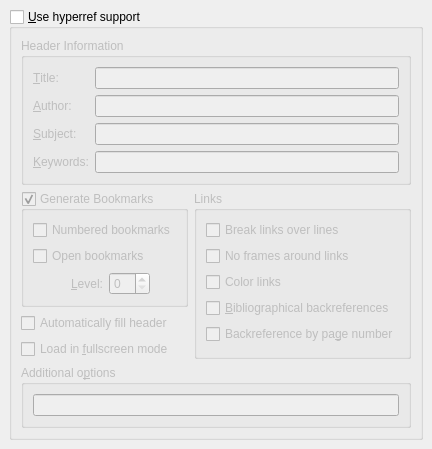
First picture: the form in src/frontends/qt4/ui/PDFSupportUi.ui, repository cburschka/lyx, before the edit.
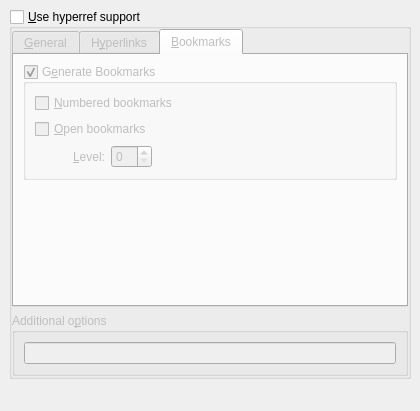
Second picture: the form after the edit. The open tabs and pages were chosen to show the change.

Commit message: cosmetics to the document dialog.

The edit to the form file:
```diff
--- a/src/frontends/qt4/ui/PDFSupportUi.ui
+++ b/src/frontends/qt4/ui/PDFSupportUi.ui
@@ -8,8 +8,8 @@
    <rect>
     <x>0</x>
     <y>0</y>
-    <width>427</width>
-    <height>414</height>
+    <width>420</width>
+    <height>411</height>
    </rect>
   </property>
   <property name="windowTitle" >
@@ -22,6 +22,19 @@
    <property name="spacing" >
     <number>6</number>
    </property>
+   <item row="1" column="0" >
+    <spacer>
+     <property name="orientation" >
+      <enum>Qt::Vertical</enum>
+     </property>
+     <property name="sizeHint" >
+      <size>
+       <width>20</width>
+       <height>31</height>
+      </size>
+     </property>
+    </spacer>
+   </item>
    <item row="0" column="0" >
     <widget class="QGroupBox" name="use_hyperrefGB" >
      <property name="focusPolicy" >
@@ -41,22 +54,111 @@
      </property>
      <layout class="QGridLayout" >
       <property name="margin" >
+       <number>0</number>
+      </property>
+      <property name="spacing" >
+       <number>6</number>
+      </property>
+      <item row="1" column="0" >
+       <widget class="QGroupBox" name="groupBox_3" >
+        <property name="title" >
+         <string>Additional o&amp;ptions</string>
+        </property>
+        <property name="flat" >
+         <bool>false</bool>
+        </property>
+        <property name="checkable" >
+         <bool>false</bool>
+        </property>
+        <property name="checked" >
+         <bool>false</bool>
+        </property>
+        <layout class="QGridLayout" >
+         <property name="margin" >
+          <number>9</number>
+         </property>
+         <property name="spacing" >
+          <number>6</number>
+         </property>
+         <item row="0" column="0" >
+          <widget class="QLineEdit" name="optionsLE" >
+           <property name="sizePolicy" >
+            <sizepolicy>
+             <hsizetype>7</hsizetype>
+             <vsizetype>0</vsizetype>
+             <horstretch>0</horstretch>
+             <verstretch>0</verstretch>
+            </sizepolicy>
+           </property>
+           <property name="toolTip" >
+            <string>e.g.: pdfstartview=XYZ, plainpages=false, pdfpagelabels</string>
+           </property>
+          </widget>
+         </item>
+        </layout>
+       </widget>
+      </item>
+      <item row="0" column="0" >
+       <widget class="QTabWidget" name="tabWidget" >
+        <property name="currentIndex" >
+         <number>0</number>
+        </property>
+        <widget class="QWidget" name="tab" >
+         <attribute name="title" >
+          <string>&amp;General</string>
+         </attribute>
+         <layout class="QGridLayout" >
+          <property name="margin" >
        <number>9</number>
       </property>
       <property name="spacing" >
        <number>6</number>
       </property>
       <item row="2" column="0" >
+           <spacer>
+            <property name="orientation" >
+             <enum>Qt::Vertical</enum>
+            </property>
+            <property name="sizeHint" >
+             <size>
+              <width>20</width>
+              <height>40</height>
+             </size>
+            </property>
+           </spacer>
+          </item>
+          <item row="1" column="1" >
+           <spacer>
+            <property name="orientation" >
+             <enum>Qt::Horizontal</enum>
+            </property>
+            <property name="sizeHint" >
+             <size>
+              <width>181</width>
+              <height>41</height>
+             </size>
+            </property>
+           </spacer>
+          </item>
+          <item row="1" column="0" >
+           <layout class="QVBoxLayout" >
+            <property name="margin" >
+             <number>0</number>
+            </property>
+            <property name="spacing" >
+             <number>6</number>
+            </property>
+            <item>
        <widget class="QCheckBox" name="pdfusetitleCB" >
         <property name="toolTip" >
          <string>If not stated explicitly, fill title and author from appropriate environments</string>
         </property>
         <property name="text" >
-         <string>Automatically fill header</string>
+               <string>Automatically fi&amp;ll header</string>
         </property>
        </widget>
       </item>
-      <item row="3" column="0" >
+            <item>
        <widget class="QCheckBox" name="fullscreenCB" >
         <property name="toolTip" >
          <string>Enable fullscreen PDF presentation</string>
@@ -66,92 +168,7 @@
         </property>
        </widget>
       </item>
-      <item row="1" column="0" >
-       <widget class="QGroupBox" name="bookmarksGB" >
-        <property name="title" >
-         <string>Generate Bookmarks</string>
-        </property>
-        <property name="checkable" >
-         <bool>true</bool>
-        </property>
-        <property name="checked" >
-         <bool>true</bool>
-        </property>
-        <layout class="QGridLayout" >
-         <property name="margin" >
-          <number>9</number>
-         </property>
-         <property name="spacing" >
-          <number>6</number>
-         </property>
-         <item row="1" column="0" colspan="3" >
-          <widget class="QCheckBox" name="bookmarksopenGB" >
-           <property name="enabled" >
-            <bool>true</bool>
-           </property>
-           <property name="text" >
-            <string>Open bookmarks</string>
-           </property>
-          </widget>
-         </item>
-         <item row="2" column="3" >
-          <spacer>
-           <property name="orientation" >
-            <enum>Qt::Horizontal</enum>
-           </property>
-           <property name="sizeHint" >
-            <size>
-             <width>40</width>
-             <height>20</height>
-            </size>
-           </property>
-          </spacer>
-         </item>
-         <item row="2" column="0" >
-          <spacer>
-           <property name="orientation" >
-            <enum>Qt::Horizontal</enum>
-           </property>
-           <property name="sizeHint" >
-            <size>
-             <width>40</width>
-             <height>20</height>
-            </size>
-           </property>
-          </spacer>
-         </item>
-         <item row="2" column="2" >
-          <widget class="QSpinBox" name="bookmarksopenlevelSB" >
-           <property name="enabled" >
-            <bool>false</bool>
-           </property>
-           <property name="toolTip" >
-            <string>Number of levels</string>
-           </property>
-          </widget>
-         </item>
-         <item row="2" column="1" >
-          <widget class="QLabel" name="label" >
-           <property name="enabled" >
-            <bool>false</bool>
-           </property>
-           <property name="text" >
-            <string>&amp;Level:</string>
-           </property>
-           <property name="buddy" >
-            <cstring>bookmarksopenlevelSB</cstring>
-           </property>
-          </widget>
-         </item>
-         <item row="0" column="0" colspan="4" >
-          <widget class="QCheckBox" name="bookmarksnumberedCB" >
-           <property name="text" >
-            <string>Numbered bookmarks</string>
-           </property>
-          </widget>
-         </item>
-        </layout>
-       </widget>
+           </layout>
       </item>
       <item row="0" column="0" colspan="2" >
        <widget class="QGroupBox" name="groupBox_2" >
@@ -220,53 +237,12 @@
         </layout>
        </widget>
       </item>
-      <item row="4" column="0" colspan="2" >
-       <widget class="QGroupBox" name="groupBox_3" >
-        <property name="title" >
-         <string>Additional o&amp;ptions</string>
-        </property>
-        <property name="flat" >
-         <bool>false</bool>
-        </property>
-        <property name="checkable" >
-         <bool>false</bool>
-        </property>
-        <property name="checked" >
-         <bool>false</bool>
-        </property>
-        <layout class="QGridLayout" >
-         <property name="margin" >
-          <number>9</number>
-         </property>
-         <property name="spacing" >
-          <number>6</number>
-         </property>
-         <item row="0" column="0" >
-          <widget class="QLineEdit" name="optionsLE" >
-           <property name="sizePolicy" >
-            <sizepolicy>
-             <hsizetype>7</hsizetype>
-             <vsizetype>0</vsizetype>
-             <horstretch>0</horstretch>
-             <verstretch>0</verstretch>
-            </sizepolicy>
-           </property>
-           <property name="toolTip" >
-            <string>e.g.: pdfstartview=XYZ, plainpages=false, pdfpagelabels</string>
-           </property>
-          </widget>
-         </item>
-        </layout>
-       </widget>
-      </item>
-      <item rowspan="3" row="1" column="1" >
-       <widget class="QGroupBox" name="groupBox_4" >
-        <property name="title" >
-         <string>Links</string>
-        </property>
-        <property name="checkable" >
-         <bool>false</bool>
-        </property>
+         </layout>
+        </widget>
+        <widget class="QWidget" name="tab_2" >
+         <attribute name="title" >
+          <string>H&amp;yperlinks</string>
+         </attribute>
         <layout class="QGridLayout" >
          <property name="margin" >
           <number>9</number>
@@ -275,43 +251,51 @@
           <number>6</number>
          </property>
          <item row="0" column="0" >
+           <layout class="QVBoxLayout" >
+            <property name="margin" >
+             <number>0</number>
+            </property>
+            <property name="spacing" >
+             <number>6</number>
+            </property>
+            <item>
           <widget class="QCheckBox" name="breaklinksCB" >
            <property name="toolTip" >
             <string>Allows link text to break across lines.</string>
            </property>
            <property name="text" >
-            <string>Break links over lines</string>
+               <string>B&amp;reak links over lines</string>
            </property>
           </widget>
          </item>
-         <item row="1" column="0" >
+            <item>
           <widget class="QCheckBox" name="pdfborderCB" >
            <property name="text" >
-            <string>No frames around links</string>
+               <string>No &amp;frames around links</string>
            </property>
            <property name="tristate" >
             <bool>false</bool>
            </property>
           </widget>
          </item>
-         <item row="2" column="0" >
+            <item>
           <widget class="QCheckBox" name="colorlinksCB" >
            <property name="text" >
-            <string>Color links</string>
+               <string>C&amp;olor links</string>
            </property>
           </widget>
          </item>
-         <item row="3" column="0" >
+            <item>
           <widget class="QCheckBox" name="backrefCB" >
            <property name="toolTip" >
             <string>Adds "backlink" text to the end of each item in the bibliography</string>
            </property>
            <property name="text" >
-            <string>&amp;Bibliographical backreferences</string>
+               <string>B&amp;ibliographical backreferences</string>
            </property>
           </widget>
          </item>
-         <item row="4" column="0" >
+            <item>
           <widget class="QCheckBox" name="pagebackrefCB" >
            <property name="toolTip" >
             <string>Adds "backlink" text to the end of each item in the bibliography</string>
@@ -322,6 +306,105 @@
           </widget>
          </item>
         </layout>
+          </item>
+          <item row="0" column="1" >
+           <spacer>
+            <property name="orientation" >
+             <enum>Qt::Horizontal</enum>
+            </property>
+            <property name="sizeHint" >
+             <size>
+              <width>151</width>
+              <height>20</height>
+             </size>
+            </property>
+           </spacer>
+          </item>
+         </layout>
+        </widget>
+        <widget class="QWidget" name="tab_3" >
+         <attribute name="title" >
+          <string>&amp;Bookmarks</string>
+         </attribute>
+         <layout class="QGridLayout" >
+          <property name="margin" >
+           <number>9</number>
+          </property>
+          <property name="spacing" >
+           <number>6</number>
+          </property>
+          <item row="0" column="0" >
+           <widget class="QGroupBox" name="bookmarksGB" >
+            <property name="title" >
+             <string>G&amp;enerate Bookmarks</string>
+            </property>
+            <property name="flat" >
+             <bool>true</bool>
+            </property>
+            <property name="checkable" >
+             <bool>true</bool>
+            </property>
+            <property name="checked" >
+             <bool>true</bool>
+            </property>
+            <layout class="QGridLayout" >
+             <property name="margin" >
+              <number>9</number>
+             </property>
+             <property name="spacing" >
+              <number>6</number>
+             </property>
+             <item row="1" column="0" colspan="3" >
+              <widget class="QCheckBox" name="bookmarksopenGB" >
+               <property name="enabled" >
+                <bool>false</bool>
+               </property>
+               <property name="text" >
+                <string>&amp;Open bookmarks</string>
+               </property>
+              </widget>
+             </item>
+             <item row="2" column="3" >
+              <spacer>
+               <property name="orientation" >
+                <enum>Qt::Horizontal</enum>
+               </property>
+               <property name="sizeHint" >
+                <size>
+                 <width>40</width>
+                 <height>20</height>
+                </size>
+               </property>
+              </spacer>
+             </item>
+             <item row="2" column="2" >
+              <widget class="QSpinBox" name="bookmarksopenlevelSB" >
+               <property name="enabled" >
+                <bool>false</bool>
+               </property>
+               <property name="toolTip" >
+                <string>Number of levels</string>
+               </property>
+              </widget>
+             </item>
+             <item row="2" column="1" >
+              <widget class="QLabel" name="label" >
+               <property name="enabled" >
+                <bool>false</bool>
+               </property>
+               <property name="text" >
+                <string>&amp;Level:</string>
+               </property>
+               <property name="buddy" >
+                <cstring>bookmarksopenlevelSB</cstring>
+               </property>
+              </widget>
+             </item>
+             <item row="0" column="0" colspan="4" >
+              <widget class="QCheckBox" name="bookmarksnumberedCB" >
+               <property name="text" >
+                <string>&amp;Numbered bookmarks</string>
+               </property>
        </widget>
       </item>
      </layout>
@@ -334,15 +417,21 @@
      </property>
      <property name="sizeHint" >
       <size>
-       <width>409</width>
-       <height>16</height>
+              <width>20</width>
+              <height>40</height>
       </size>
      </property>
     </spacer>
    </item>
   </layout>
  </widget>
- <pixmapfunction></pixmapfunction>
+       </widget>
+      </item>
+     </layout>
+    </widget>
+   </item>
+  </layout>
+ </widget>
  <resources/>
  <connections>
   <connection>
```
Left out of the diff: 16 changed lines with no effect on the pictures. Lines whose indentation alone changed are shown as unchanged. The commit also changes 4 other files.
